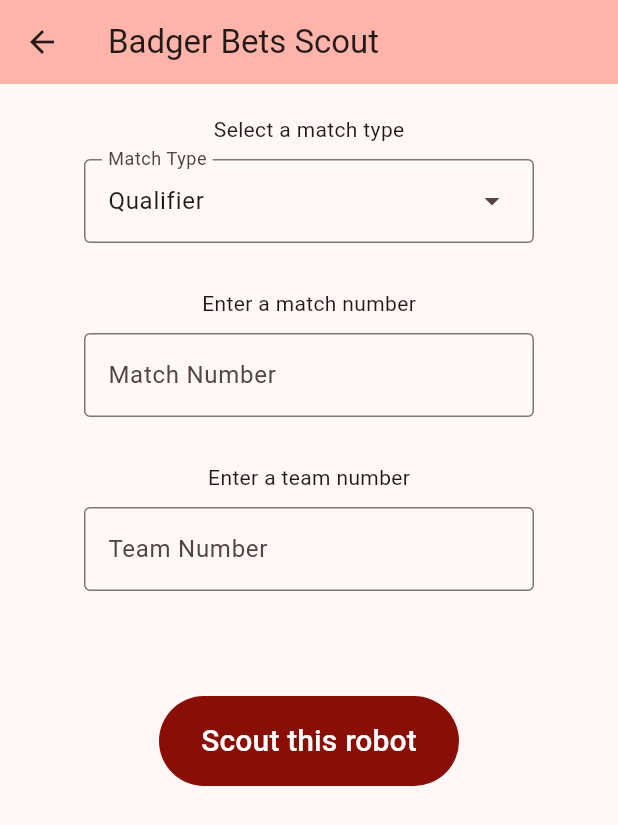
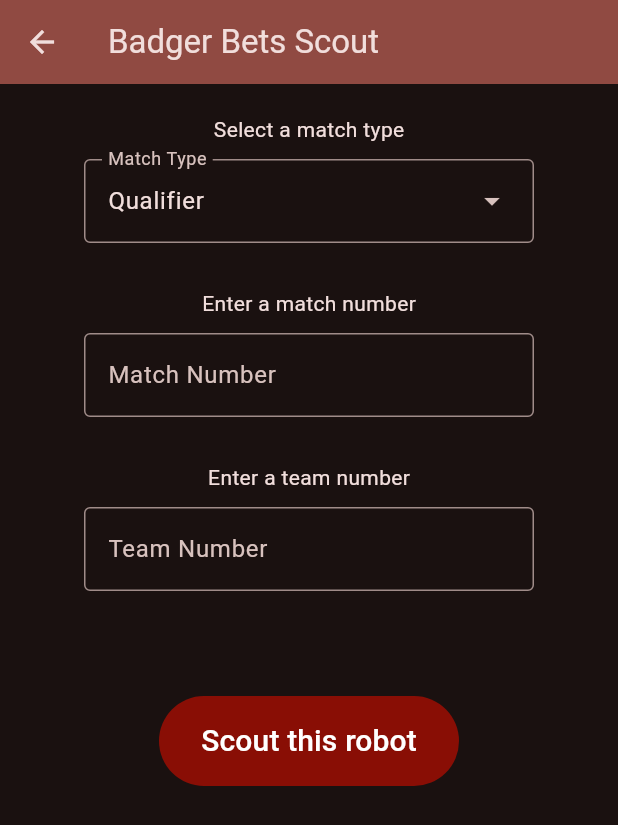
Before and after one commit to team1306/BadgerBetsV2, a Flutter app: the screen it shows after launch, after a tap on "Scout a match", on a phone screen of 412 x 824 dp. Shown: the top 825 px of the screen. Run offline on Flutter 3.47's test engine with Material 3 defaults, Android fonts, the phone set to English and light mode, and no system bars.

Commit message:
dark theme!

```diff
--- a/lib/main.dart
+++ b/lib/main.dart
@@ -14,23 +14,19 @@ class App extends StatelessWidget {
     return MaterialApp(
       title: 'Flutter Demo',
       theme: ThemeData(
-        // This is the theme of your application.
-        //
-        // TRY THIS: Try running your application with "flutter run". You'll see
-        // the application has a purple toolbar. Then, without quitting the app,
-        // try changing the seedColor in the colorScheme below to Colors.green
-        // and then invoke "hot reload" (save your changes or press the "hot
-        // reload" button in a Flutter-supported IDE, or press "r" if you used
-        // the command line to start the app).
-        //
-        // Notice that the counter didn't reset back to zero; the application
-        // state is not lost during the reload. To reset the state, use hot
-        // restart instead.
-        //
-        // This works for code too, not just values: Most code changes can be
-        // tested with just a hot reload.
+        brightness: Brightness.light,
         colorScheme: ColorScheme.fromSeed(seedColor: Colors.red),
+        useMaterial3: true
       ),
+      darkTheme: ThemeData(
+        brightness: Brightness.dark,
+        colorScheme: ColorScheme.fromSeed(
+          seedColor: Colors.red,
+          brightness: Brightness.dark,
+        ),
+        useMaterial3: true
+      ),
+      themeMode: ThemeMode.dark,
       home: const Dashboard(title: "Badger Bets"),
     );
   }
@@ -105,16 +101,21 @@ class DashboardState extends State<Dashboard> {
           // wireframe for each widget.
           mainAxisAlignment: MainAxisAlignment.center,
           children: <Widget>[
-
             const Text('You have pushed the button this many times:'),
             Text(
               '$_counter',
               style: Theme.of(context).textTheme.headlineMedium,
             ),
             TextButton(
-              onPressed: () => {Navigator.push(context, MaterialPageRoute(builder: (context) => Scout()))},
-              child: Text("Scout a match")
-            )
+              onPressed:
+                  () => {
+                    Navigator.push(
+                      context,
+                      MaterialPageRoute(builder: (context) => Scout()),
+                    ),
+                  },
+              child: Text("Scout a match"),
+            ),
           ],
         ),
       ),
```
